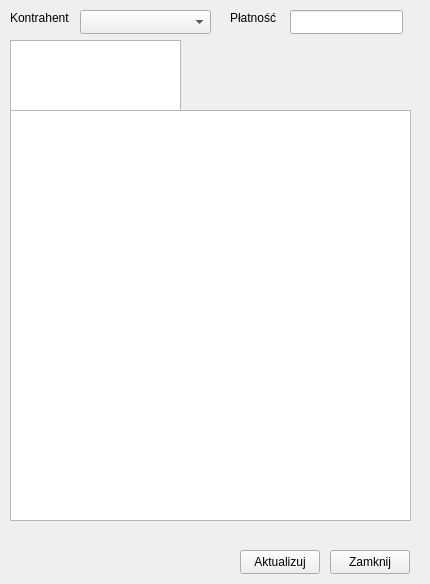
Above: invoicedetailsview.ui from KubaSHL/InvoiceGeneratorLabProject before the change. Below: the same form after it.
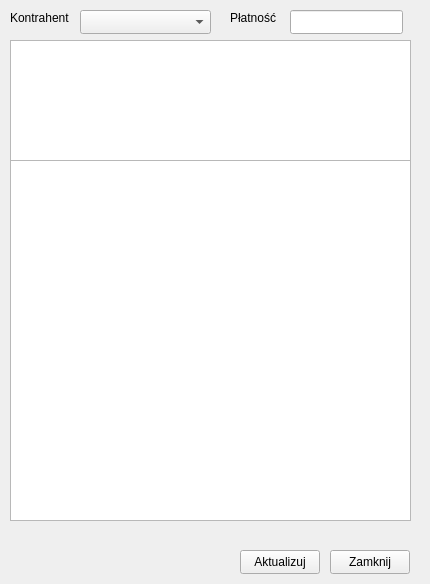
That is the form after the change.

Diff of the .ui file:
```diff
--- a/invoicedetailsview.ui
+++ b/invoicedetailsview.ui
@@ -13,17 +13,7 @@
   <property name="windowTitle">
    <string>Form</string>
   </property>
-  <widget class="QListView" name="listView">
-   <property name="geometry">
-    <rect>
-     <x>10</x>
-     <y>110</y>
-     <width>401</width>
-     <height>411</height>
-    </rect>
-   </property>
-  </widget>
-  <widget class="QPushButton" name="pushButton">
+  <widget class="QPushButton" name="pushButton_close">
    <property name="geometry">
     <rect>
      <x>330</x>
@@ -54,8 +44,8 @@
     <rect>
      <x>10</x>
      <y>40</y>
-     <width>171</width>
-     <height>71</height>
+     <width>401</width>
+     <height>121</height>
     </rect>
    </property>
   </widget>
@@ -105,6 +95,16 @@
     </rect>
    </property>
   </widget>
+  <widget class="QTableWidget" name="tableWidget_positions">
+   <property name="geometry">
+    <rect>
+     <x>10</x>
+     <y>160</y>
+     <width>401</width>
+     <height>361</height>
+    </rect>
+   </property>
+  </widget>
  </widget>
  <resources/>
  <connections/>
```
Left out of the diff: 6 changed lines with no effect on the pictures.
